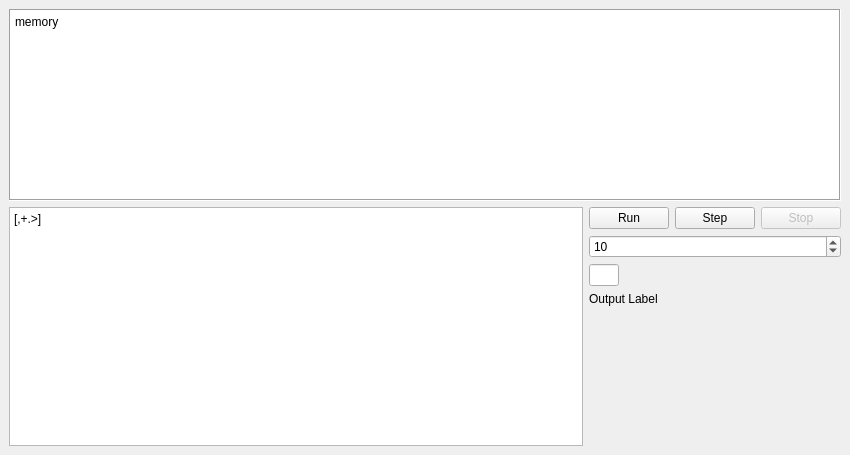
Gus-The-Forklift-Driver/BFPyQt, file v1.ui: the form before one commit.
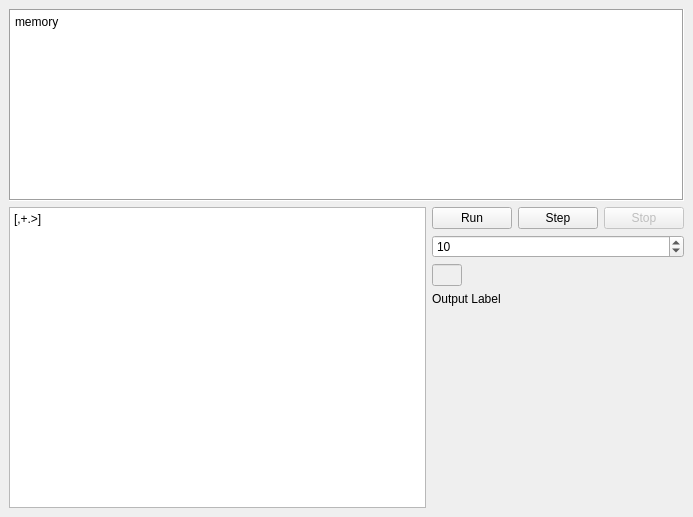
The form after the commit.

Commit message: massive code overhaul

Patch:
```diff
--- a/v1.ui
+++ b/v1.ui
@@ -6,8 +6,8 @@
    <rect>
     <x>0</x>
     <y>0</y>
-    <width>850</width>
-    <height>455</height>
+       <width>693</width>
+       <height>517</height>
    </rect>
   </property>
   <property name="sizePolicy">
@@ -51,7 +51,7 @@
        <bool>true</bool>
       </property>
       <property name="sizePolicy">
-       <sizepolicy hsizetype="Expanding" vsizetype="Minimum">
+          <sizepolicy hsizetype="Ignored" vsizetype="Minimum">
         <horstretch>0</horstretch>
         <verstretch>0</verstretch>
        </sizepolicy>
@@ -74,6 +74,9 @@
       <property name="frameShape">
        <enum>QFrame::Box</enum>
       </property>
+         <property name="horizontalScrollBarPolicy">
+             <enum>Qt::ScrollBarAlwaysOff</enum>
+         </property>
       <property name="undoRedoEnabled">
        <bool>false</bool>
       </property>
@@ -152,7 +155,7 @@
         <item>
          <widget class="QLineEdit" name="input">
           <property name="enabled">
-           <bool>true</bool>
+              <bool>false</bool>
           </property>
           <property name="sizePolicy">
            <sizepolicy hsizetype="Maximum" vsizetype="Maximum">
@@ -173,11 +176,29 @@
         </item>
         <item>
          <widget class="QLabel" name="output">
+                <property name="sizePolicy">
+                    <sizepolicy hsizetype="Ignored" vsizetype="Preferred">
+                        <horstretch>0</horstretch>
+                        <verstretch>0</verstretch>
+                    </sizepolicy>
+                </property>
           <property name="text">
            <string>Output Label</string>
           </property>
+                <property name="textFormat">
+                    <enum>Qt::PlainText</enum>
+                </property>
+                <property name="scaledContents">
+                    <bool>false</bool>
+                </property>
+                <property name="alignment">
+                    <set>Qt::AlignLeading|Qt::AlignLeft|Qt::AlignTop</set>
+                </property>
           <property name="wordWrap">
-           <bool>false</bool>
+                    <bool>true</bool>
+                </property>
+                <property name="openExternalLinks">
+                    <bool>true</bool>
           </property>
           <property name="textInteractionFlags">
            <set>Qt::LinksAccessibleByMouse|Qt::TextSelectableByKeyboard|Qt::TextSelectableByMouse</set>
```
Left out of the diff: 2 changed lines with no effect on the pictures. Lines whose indentation alone changed are shown as unchanged. The commit also changes 1 other file.
